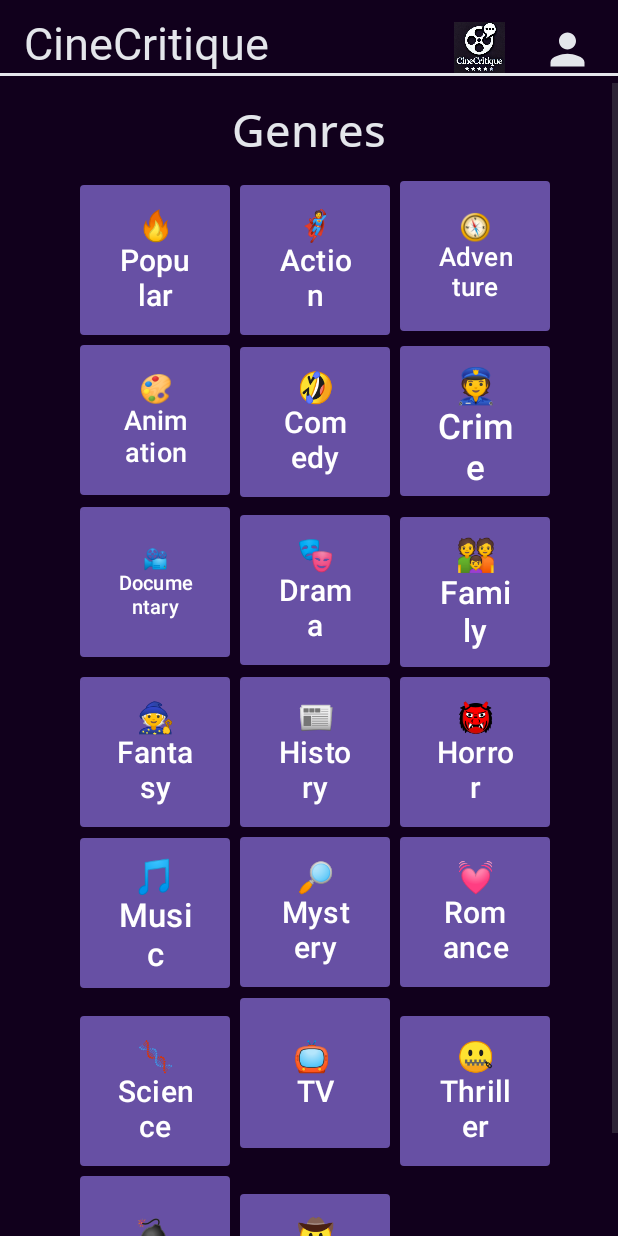
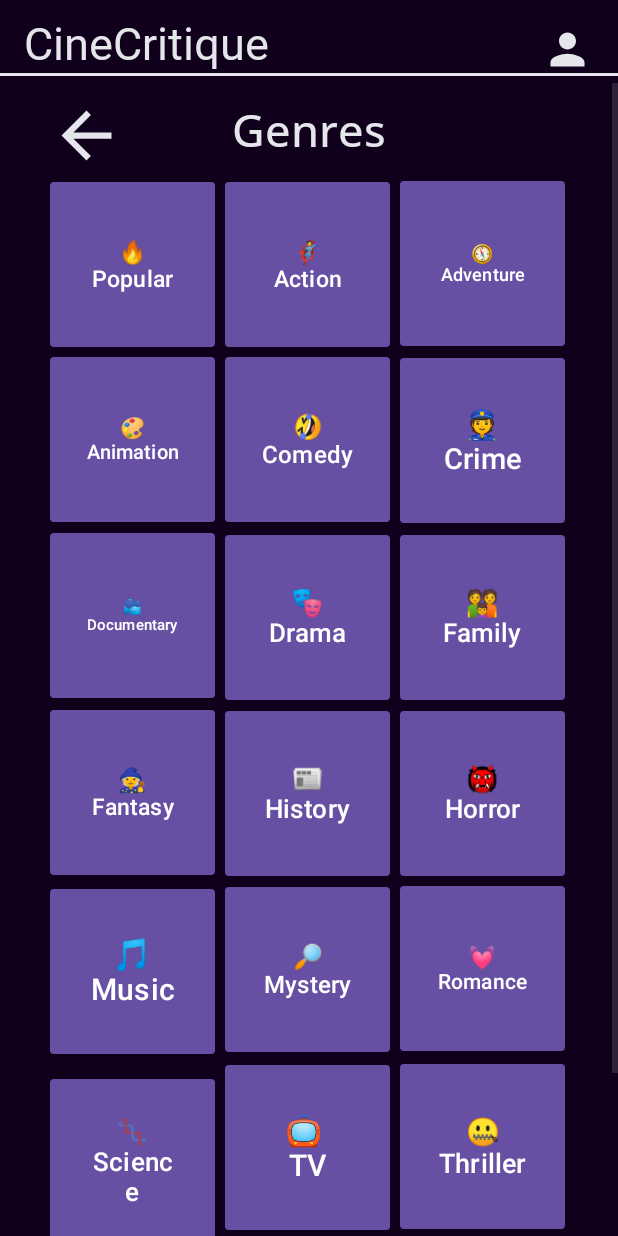
Before and after one commit to MaryGaney/CineCritique, an Android app built with Jetpack Compose: the GenrePick screen opened directly, with no data from a screen before it, on a phone screen of 412 x 824 dp. Run offline under Robolectric (Android 15) with nearby library versions, the light colour scheme and no system bars.

Commit message:
genre page looking better, need to add remove movie button and logout buttons

```diff
--- a/app/src/main/res/layout/activity_genre_pick.xml
+++ b/app/src/main/res/layout/activity_genre_pick.xml
@@ -45,6 +45,18 @@
         <androidx.constraintlayout.widget.ConstraintLayout
             android:layout_width="match_parent"
             android:layout_height="wrap_content">
+
+            <ImageView
+                android:id="@+id/mainpagebtn"
+                android:layout_width="50dp"
+                android:layout_height="50dp"
+                android:layout_marginTop="10dp"
+                android:layout_marginRight="40dp"
+                app:layout_constraintEnd_toStartOf="@id/genreTitle"
+                app:layout_constraintStart_toStartOf="parent"
+                app:layout_constraintTop_toTopOf="parent"
+                app:srcCompat="@drawable/baseline_arrow_back_24" />
+
             <TextView
                 android:id="@+id/genreTitle"
                 android:layout_width="wrap_content"
@@ -61,8 +73,8 @@
                 android:layout_width="match_parent"
                 android:layout_height="match_parent"
                 android:paddingTop="10dp"
-                android:paddingLeft="50dp"
-                android:paddingRight="40dp"
+                android:paddingLeft="30dp"
+                android:paddingRight="30dp"
                 android:columnCount="3"
                 android:rowCount="7"
                 app:layout_constraintStart_toStartOf="parent"
@@ -71,164 +83,164 @@
 
                 <Button
                     android:id="@+id/popularButton"
-                    android:layout_width="100dp"
-                    android:layout_height="100dp"
+                    android:layout_width="110dp"
+                    android:layout_height="110dp"
                     android:layout_margin="3dp"
                     android:background="@drawable/genre_button"
                     android:text="@string/Popular"
-                    android:textSize="20sp" />
+                    android:textSize="15sp" />
                 <Button
                     android:id="@+id/actionButton"
-                    android:layout_width="100dp"
-                    android:layout_height="100dp"
+                    android:layout_width="110dp"
+                    android:layout_height="110dp"
                     android:layout_margin="3dp"
                     android:background="@drawable/genre_button"
                     android:text="@string/Action"
-                    android:textSize="20sp"/>
+                    android:textSize="15sp"/>
                 <Button
                     android:id="@+id/adventureButton"
-                    android:layout_width="100dp"
-                    android:layout_height="100dp"
+                    android:layout_width="110dp"
+                    android:layout_height="110dp"
                     android:layout_margin="3dp"
                     android:background="@drawable/genre_button"
                     android:text="@string/Adventure"
-                    android:textSize="17sp"/>
+                    android:textSize="12sp"/>
                 <Button
                     android:id="@+id/animationButton"
-                    android:layout_width="100dp"
-                    android:layout_height="100dp"
+                    android:layout_width="110dp"
+                    android:layout_height="110dp"
                     android:layout_margin="3dp"
                     android:background="@drawable/genre_button"
                     android:text="@string/Animation"
-                    android:textSize="18sp"/>
+                    android:textSize="13sp"/>
                 <Button
                     android:id="@+id/comedyButton"
-                    android:layout_width="100dp"
-                    android:layout_height="100dp"
+                    android:layout_width="110dp"
+                    android:layout_height="110dp"
                     android:layout_margin="3dp"
                     android:background="@drawable/genre_button"
                     android:text="@string/Comedy"
-                    android:textSize="20sp"/>
+                    android:textSize="16sp"/>
                 <Button
                     android:id="@+id/crimeButton"
-                    android:layout_width="100dp"
-                    android:layout_height="100dp"
+                    android:layout_width="110dp"
+                    android:layout_height="110dp"
                     android:layout_margin="3dp"
                     android:background="@drawable/genre_button"
                     android:text="@string/Crime"
-                    android:textSize="23sp"/>
+                    android:textSize="19sp"/>
                 <Button
                     android:id="@+id/documentaryButton"
-                    android:layout_width="100dp"
-                    android:layout_height="100dp"
+                    android:layout_width="110dp"
+                    android:layout_height="110dp"
                     android:layout_margin="3dp"
                     android:background="@drawable/genre_button"
                     android:text="@string/Documentary"
-                    android:textSize="13sp"/>
+                    android:textSize="10sp"/>
                 <Button
                     android:id="@+id/dramaButton"
-                    android:layout_width="100dp"
-                    android:layout_height="100dp"
+                    android:layout_width="110dp"
+                    android:layout_height="110dp"
                     android:layout_margin="3dp"
                     android:background="@drawable/genre_button"
                     android:text="@string/Drama"
-                    android:textSize="20sp"/>
+                    android:textSize="17sp"/>
                 <Button
                     android:id="@+id/familyButton"
-                    android:layout_width="100dp"
-                    android:layout_height="100dp"
+                    android:layout_width="110dp"
+                    android:layout_height="110dp"
                     android:layout_margin="3dp"
                     android:background="@drawable/genre_button"
                     android:text="@string/Family"
-                    android:textSize="21sp"/>
+                    android:textSize="17sp"/>
                 <Button
                     android:id="@+id/fantasyButton"
-                    android:layout_width="100dp"
-                    android:layout_height="100dp"
+                    android:layout_width="110dp"
+                    android:layout_height="110dp"
                     android:layout_margin="3dp"
                     android:background="@drawable/genre_button"
                     android:text="@string/Fantasy"
-                    android:textSize="20sp"/>
+                    android:textSize="15sp"/>
                 <Button
                     android:id="@+id/historyButton"
-                    android:layout_width="100dp"
-                    android:layout_height="100dp"
+                    android:layout_width="110dp"
+                    android:layout_height="110dp"
                     android:layout_margin="3dp"
                     android:background="@drawable/genre_button"
                     android:text="@string/History"
-                    android:textSize="20sp"/>
+                    android:textSize="17sp"/>
                 <Button
                     android:id="@+id/horrorButton"
-                    android:layout_width="100dp"
-                    android:layout_height="100dp"
+                    android:layout_width="110dp"
+                    android:layout_height="110dp"
                     android:layout_margin="3dp"
                     android:background="@drawable/genre_button"
                     android:text="@string/Horror"
-                    android:textSize="20sp"/>
+                    android:textSize="17sp"/>
                 <Button
                     android:id="@+id/musicButton"
-                    android:layout_width="100dp"
-                    android:layout_height="100dp"
+                    android:layout_width="110dp"
+                    android:layout_height="110dp"
                     android:layout_margin="3dp"
                     android:background="@drawable/genre_button"
                     android:text="@string/Music"
-                    android:textSize="22sp"/>
+                    android:textSize="20sp"/>
                 <Button
                     android:id="@+id/mysteryButton"
-                    android:layout_width="100dp"
-                    android:layout_height="100dp"
+                    android:layout_width="110dp"
+                    android:layout_height="110dp"
                     android:layout_margin="3dp"
                     android:background="@drawable/genre_button"
                     android:text="@string/Mystery"
-                    android:textSize="20sp"/>
+                    android:textSize="16sp"/>
                 <Button
                     android:id="@+id/romanceButton"
-                    android:layout_width="100dp"
-                    android:layout_height="100dp"
+                    android:layout_width="110dp"
+                    android:layout_height="110dp"
                     android:layout_margin="3dp"
                     android:background="@drawable/genre_button"
                     android:text="@string/Romance"
-                    android:textSize="20sp"/>
+                    android:textSize="14sp"/>
                 <Button
                     android:id="@+id/scienceButton"
-                    android:layout_width="100dp"
-                    android:layout_height="100dp"
+                    android:layout_width="110dp"
+                    android:layout_height="110dp"
                     android:layout_margin="3dp"
                     android:background="@drawable/genre_button"
                     android:text="@string/Science"
-                    android:textSize="20sp"/>
+                    android:textSize="17sp"/>
                 <Button
                     android:id="@+id/tvButton"
-                    android:layout_width="100dp"
-                    android:layout_height="100dp"
+                    android:layout_width="110dp"
+                    android:layout_height="110dp"
                     android:layout_margin="3dp"
                     android:background="@drawable/genre_button"
                     android:text="@string/TV"
                     android:textSize="20sp"/>
                 <Button
                     android:id="@+id/thrillerButton"
-                    android:layout_width="100dp"
-                    android:layout_height="100dp"
+                    android:layout_width="110dp"
+                    android:layout_height="110dp"
                     android:layout_margin="3dp"
                     android:background="@drawable/genre_button"
                     android:text="@string/Thriller"
-                    android:textSize="20sp"/>
+                    android:textSize="18sp"/>
                 <Button
                     android:id="@+id/warButton"
-                    android:layout_width="100dp"
-                    android:layout_height="100dp"
+                    android:layout_width="110dp"
+                    android:layout_height="110dp"
                     android:layout_margin="3dp"
                     android:background="@drawable/genre_button"
                     android:text="@string/War"
                     android:textSize="20sp"/>
                 <Button
                     android:id="@+id/westernButton"
-                    android:layout_width="100dp"
-                    android:layout_height="100dp"
+                    android:layout_width="110dp"
+                    android:layout_height="110dp"
                     android:layout_margin="3dp"
                     android:background="@drawable/genre_button"
                     android:text="@string/Western"
-                    android:textSize="20sp"/>
+                    android:textSize="16sp"/>
 
 
 
@@ -239,18 +251,5 @@
         </androidx.constraintlayout.widget.ConstraintLayout>
     </ScrollView>
 
-    <ImageView
-        android:id="@+id/mainpagebtn"
-        android:layout_width="35dp"
-        android:layout_height="34dp"
-        android:layout_marginStart="110dp"
-        android:layout_marginTop="16dp"
-        android:layout_marginEnd="11dp"
-        android:layout_marginBottom="2dp"
-        app:layout_constraintBottom_toTopOf="@+id/horzLine"
-        app:layout_constraintEnd_toStartOf="@+id/pfp"
-        app:layout_constraintStart_toEndOf="@+id/titleText"
-        app:layout_constraintTop_toTopOf="parent"
-        app:srcCompat="@drawable/screenshot_2024_12_15_151028" />
 
 </androidx.constraintlayout.widget.ConstraintLayout>
--- a/app/src/main/res/layout/activity_ind_movie.xml
+++ b/app/src/main/res/layout/activity_ind_movie.xml
@@ -31,19 +31,6 @@
         app:layout_constraintTop_toTopOf="parent"
         app:srcCompat="@drawable/baseline_person_24" />
 
-    <ImageView
-        android:id="@+id/mainpagebtn"
-        android:layout_width="35dp"
-        android:layout_height="34dp"
-        android:layout_marginStart="110dp"
-        android:layout_marginTop="16dp"
-        android:layout_marginEnd="11dp"
-        android:layout_marginBottom="2dp"
-        app:layout_constraintBottom_toTopOf="@+id/horzLine"
-        app:layout_constraintEnd_toStartOf="@+id/pfp"
-        app:layout_constraintStart_toEndOf="@+id/titleText"
-        app:layout_constraintTop_toTopOf="parent"
-        app:srcCompat="@drawable/screenshot_2024_12_15_151028" />
 
     <View
         android:id="@+id/horzLine"
@@ -63,6 +50,17 @@
         <androidx.constraintlayout.widget.ConstraintLayout
             android:layout_width="match_parent"
             android:layout_height="wrap_content">
+
+            <ImageView
+                android:id="@+id/mainpagebtn"
+                android:layout_width="50dp"
+                android:layout_height="50dp"
+                android:layout_marginTop="10dp"
+                android:layout_marginRight="20dp"
+                app:layout_constraintEnd_toStartOf="@id/moviePoster"
+                app:layout_constraintStart_toStartOf="parent"
+                app:layout_constraintTop_toTopOf="parent"
+                app:srcCompat="@drawable/baseline_arrow_back_24" />
 
             <ImageView
                 android:id="@+id/moviePoster"
--- a/app/src/main/res/layout/activity_user_page.xml
+++ b/app/src/main/res/layout/activity_user_page.xml
@@ -215,6 +215,7 @@
                 android:layout_height="200dp"
                 android:layout_marginStart="15dp"
                 android:layout_marginTop="10dp"
+                android:layout_marginBottom="50dp"
                 app:layout_constraintStart_toStartOf="parent"
                 app:layout_constraintTop_toBottomOf="@id/oneStarsText"
                 tools:layout_editor_absoluteY="128dp" />
--- a/app/src/main/res/layout/movie_card.xml
+++ b/app/src/main/res/layout/movie_card.xml
@@ -1,15 +1,17 @@
 <?xml version="1.0" encoding="utf-8"?>
 <androidx.cardview.widget.CardView xmlns:android="http://schemas.android.com/apk/res/android"
-    android:layout_width="200dp"
-    android:layout_height="100dp"
+    android:layout_width="wrap_content"
+    android:layout_height="150dp"
     xmlns:app="http://schemas.android.com/apk/res-auto"
     android:layout_margin="8dp"
     app:cardCornerRadius="2dp"
-    android:elevation="4dp">
+    android:elevation="4dp"
+    app:layout_constraintStart_toStartOf="parent"
+    android:layout_marginStart="40dp">
 
     <androidx.constraintlayout.widget.ConstraintLayout
         android:orientation="vertical"
-        android:layout_width="200dp"
+        android:layout_width="wrap_content"
         android:layout_height="wrap_content"
         android:padding="16dp"
         android:paddingLeft="50dp">
```
